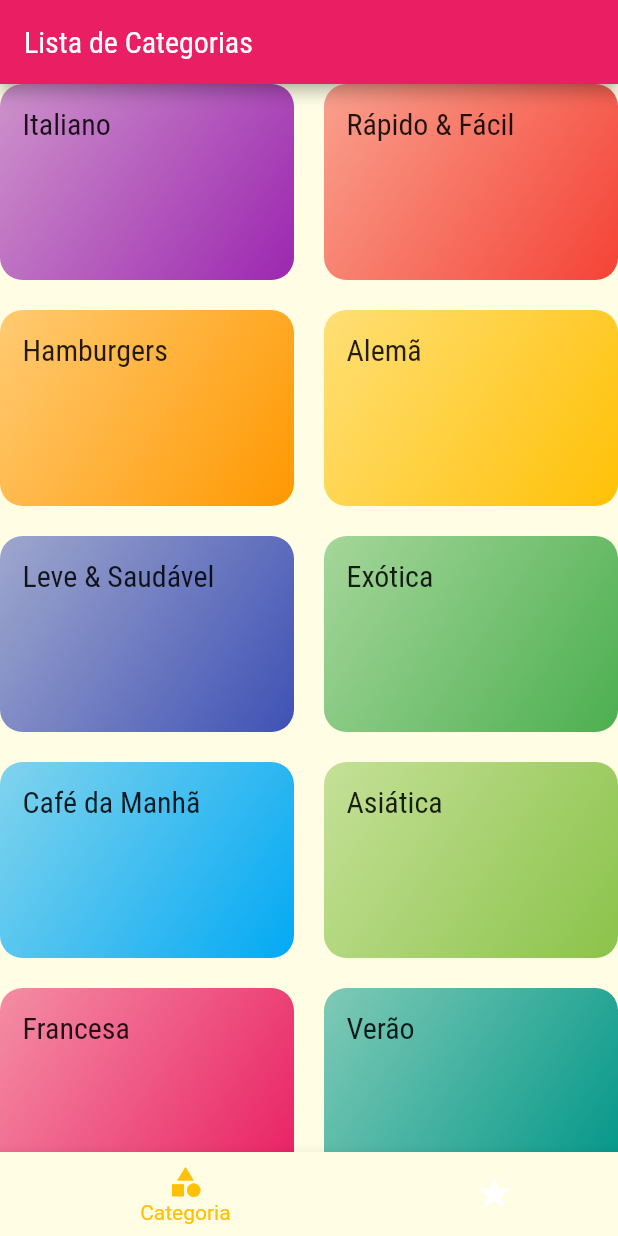
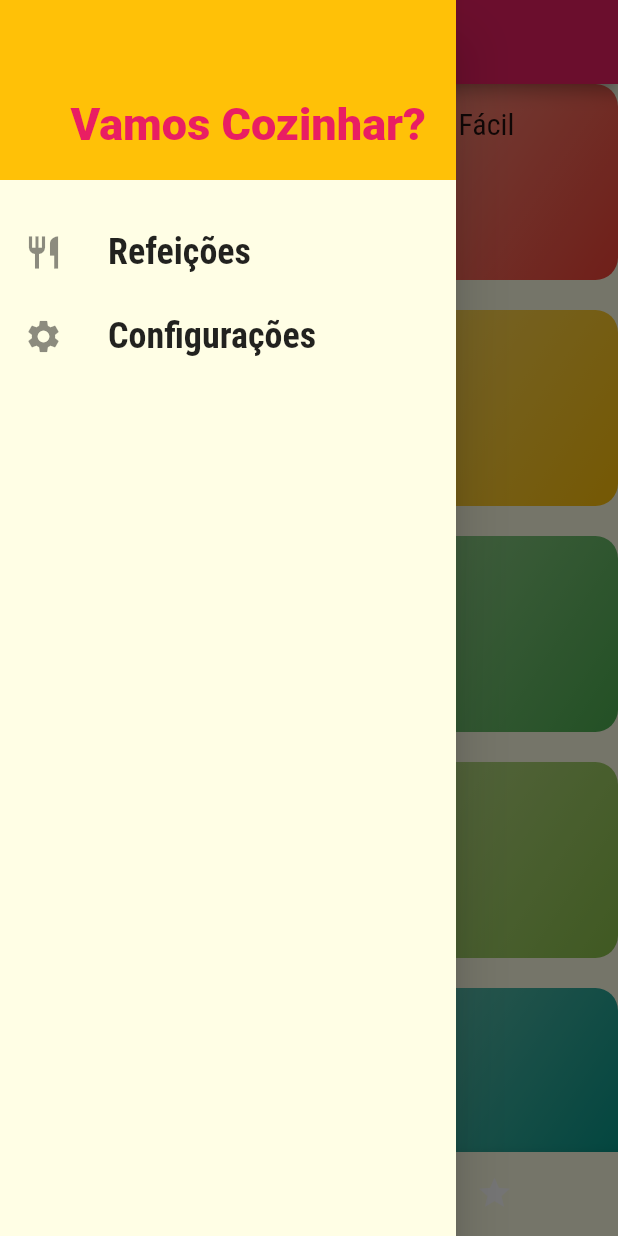
Before and after one commit to 2Wesley2/MealsApp, a Flutter app: the screen it shows after launch, with the side drawer open (before the commit the screen has no drawer), on a phone screen of 412 x 824 dp. Run offline on Flutter 3.47's test engine with Material 2 defaults, Android fonts, the phone set to English and light mode, and no system bars.

Commit message:
Cria Drawer lateral

```diff
--- /dev/null
+++ b/lib/components/main_drawer.dart
@@ -0,0 +1,51 @@
+import 'package:flutter/material.dart';
+
+class MainDrawer extends StatelessWidget {
+  const MainDrawer({Key? key}) : super(key: key);
+
+  Widget _createItem(IconData icon, String label) {
+    return ListTile(
+      leading: Icon(
+        icon,
+        size: 26,
+      ),
+      title: Text(
+        label,
+        style: const TextStyle(
+          fontFamily: 'RobotoCondensed',
+          fontSize: 24,
+          fontWeight: FontWeight.bold,
+        ),
+      ),
+      onTap: () {},
+    );
+  }
+
+  @override
+  Widget build(BuildContext context) {
+    return Drawer(
+      child: Column(
+        children: [
+          Container(
+            height: 120,
+            width: double.infinity,
+            padding: const EdgeInsets.all(20),
+            color: Theme.of(context).colorScheme.secondary,
+            alignment: Alignment.bottomRight,
+            child: Text(
+              'Vamos Cozinhar?',
+              style: TextStyle(
+                fontWeight: FontWeight.w900,
+                fontSize: 30,
+                color: Theme.of(context).colorScheme.primary,
+              ),
+            ),
+          ),
+          const SizedBox(height: 20),
+          _createItem(Icons.restaurant, 'Refeições'),
+          _createItem(Icons.settings, 'Configurações'),
+        ],
+      ),
+    );
+  }
+}
--- a/lib/screens/tabs_screen.dart
+++ b/lib/screens/tabs_screen.dart
@@ -1,6 +1,7 @@
 import 'package:flutter/material.dart';
 import 'favorite_screen.dart';
 import 'categories_screen.dart';
+import '../components/main_drawer.dart';
 
 class TabsScreen extends StatefulWidget {
   @override
@@ -13,7 +14,7 @@ class _TabsScreenState extends State<TabsScreen> {
   final List<Map<String, Object>> _screens = [
     {
       'title': 'Lista de Categorias',
-      'screen': CategoriesScreen(),
+      'screen': const CategoriesScreen(),
     },
     {
       'title': 'Lista de Categorias',
@@ -33,6 +34,7 @@ class _TabsScreenState extends State<TabsScreen> {
       appBar: AppBar(
         title: Text(_screens[_selectedScreenIndex]['title'] as String),
       ),
+      drawer: const MainDrawer(),
       body: _screens[_selectedScreenIndex]['screen'] as Widget,
       bottomNavigationBar: BottomNavigationBar(
         onTap: _selectScreen,
```
